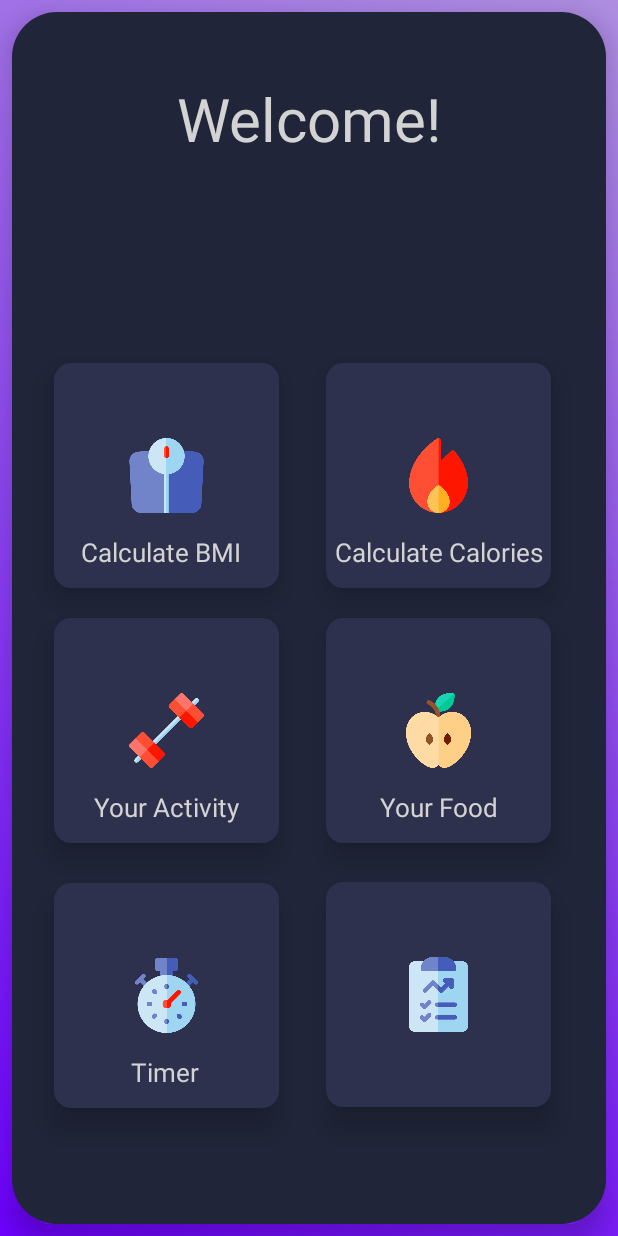
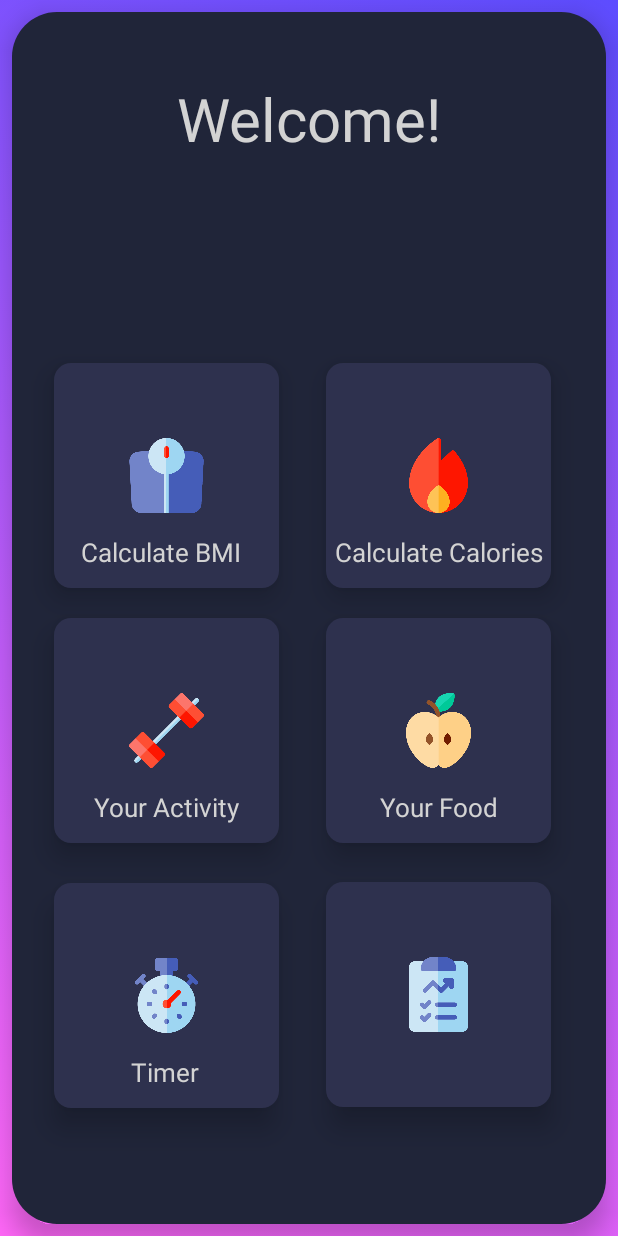
Before and after one commit to VickeTrossing/ExamensArbete, an Android app: the screen it shows after launch (MainActivity), on a phone screen of 412 x 824 dp. Run offline under Robolectric (Android 15) with nearby library versions, the phone set to English and light mode, and no system bars.

Commit message:
Added animated background, need to work on the color scheme tho

```diff
--- a/app/src/main/java/com/example/plain/MainActivity.java
+++ b/app/src/main/java/com/example/plain/MainActivity.java
@@ -3,6 +3,7 @@ package com.example.plain;
 import android.app.Activity;
 import android.content.Intent;
 import android.graphics.Color;
+import android.graphics.drawable.AnimationDrawable;
 import android.os.Build;
 import android.os.Bundle;
 import android.view.View;
@@ -10,6 +11,7 @@ import android.view.Window;
 import android.view.WindowManager;
 
 import androidx.appcompat.app.AppCompatActivity;
+import androidx.constraintlayout.widget.ConstraintLayout;
 
 public class MainActivity extends AppCompatActivity {
 
@@ -18,6 +20,12 @@ public class MainActivity extends AppCompatActivity {
     protected void onCreate(Bundle savedInstanceState) {
         super.onCreate(savedInstanceState);
         setContentView(R.layout.activity_main);
+
+        ConstraintLayout constraintLayout = findViewById(R.id.home_layout);
+        AnimationDrawable animationDrawable = (AnimationDrawable) constraintLayout.getBackground();
+        animationDrawable.setEnterFadeDuration(1000);
+        animationDrawable.setExitFadeDuration(1000);
+        animationDrawable.start();
 
         if (Build.VERSION.SDK_INT >= 19 && Build.VERSION.SDK_INT < 21) {
             setWindowFlag(this, WindowManager.LayoutParams.FLAG_TRANSLUCENT_STATUS, true);
--- /dev/null
+++ b/app/src/main/res/drawable/changing_background.xml
@@ -0,0 +1,7 @@
+<?xml version="1.0" encoding="UTF-8"?>
+<animation-list xmlns:android="http://schemas.android.com/apk/res/android"
+        android:oneshot="false">
+    <item android:drawable="@drawable/gradient_1" android:duration="3000"/>
+    <item android:drawable="@drawable/gradient_2" android:duration="3000"/>
+    <item android:drawable="@drawable/gradient_3" android:duration="3000"/>
+</animation-list>
--- /dev/null
+++ b/app/src/main/res/drawable/gradient_1.xml
@@ -0,0 +1,9 @@
+<?xml version="1.0" encoding="utf-8"?>
+<shape xmlns:android="http://schemas.android.com/apk/res/android"
+        android:shape="rectangle">
+    <gradient
+            android:angle="45"
+            android:startColor="#6D00FF"
+            android:endColor="#AE8EE1"
+            />
+</shape>
--- /dev/null
+++ b/app/src/main/res/drawable/gradient_2.xml
@@ -0,0 +1,9 @@
+<?xml version="1.0" encoding="utf-8"?>
+<shape xmlns:android="http://schemas.android.com/apk/res/android"
+        android:shape="rectangle">
+    <gradient
+            android:angle="45"
+            android:startColor="#BF66FF"
+            android:endColor="#6E13FF"
+            />
+</shape>
--- /dev/null
+++ b/app/src/main/res/drawable/gradient_3.xml
@@ -0,0 +1,9 @@
+<?xml version="1.0" encoding="utf-8"?>
+<shape xmlns:android="http://schemas.android.com/apk/res/android"
+        android:shape="rectangle">
+    <gradient
+            android:angle="45"
+            android:startColor="#FF67F7"
+            android:endColor="#5D4CFF"
+            />
+</shape>
--- a/app/src/main/res/layout/activity_calculate_cal.xml
+++ b/app/src/main/res/layout/activity_calculate_cal.xml
@@ -4,8 +4,9 @@
         xmlns:tools="http://schemas.android.com/tools"
         android:layout_width="match_parent"
         android:layout_height="match_parent"
-        android:background="@drawable/color_backgroud_home"
+        android:background="@drawable/changing_background"
         android:fitsSystemWindows="true"
+        android:id="@+id/home_layout"
         tools:context=".CalculateCal">
 
 
--- a/app/src/main/res/layout/activity_main.xml
+++ b/app/src/main/res/layout/activity_main.xml
@@ -5,9 +5,10 @@
         android:layout_width="match_parent"
         android:layout_height="match_parent"
         tools:context=".MainActivity"
+        android:id="@+id/home_layout"
         android:fitsSystemWindows="true"
         android:windowLayoutInDisplayCutoutMode="shortEdges"
-        android:background="@drawable/color_backgroud_home">
+        android:background="@drawable/changing_background">
 
 
     <androidx.constraintlayout.widget.ConstraintLayout
```
Also changed, not shown: app/src/main/java/com/example/plain/CalculateCal.java (+8 -0 lines), app/src/main/java/com/example/plain/ResultsCal.java (+36 -0 lines), app/src/main/res/layout/activity_results_cal.xml (+5 -3 lines).
